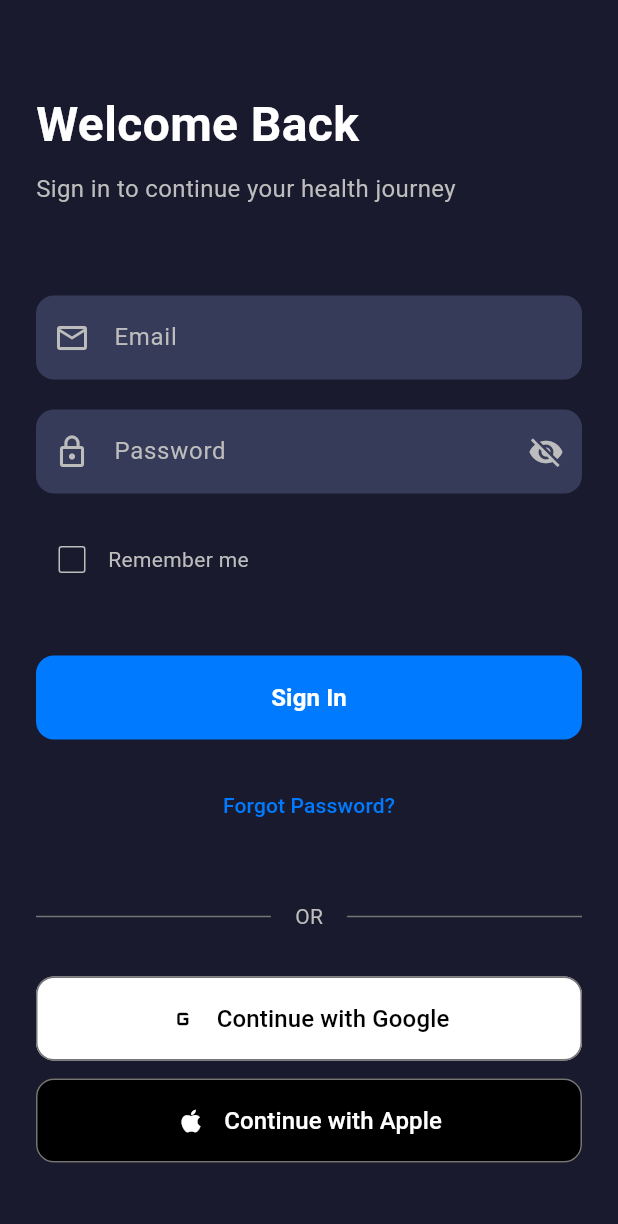
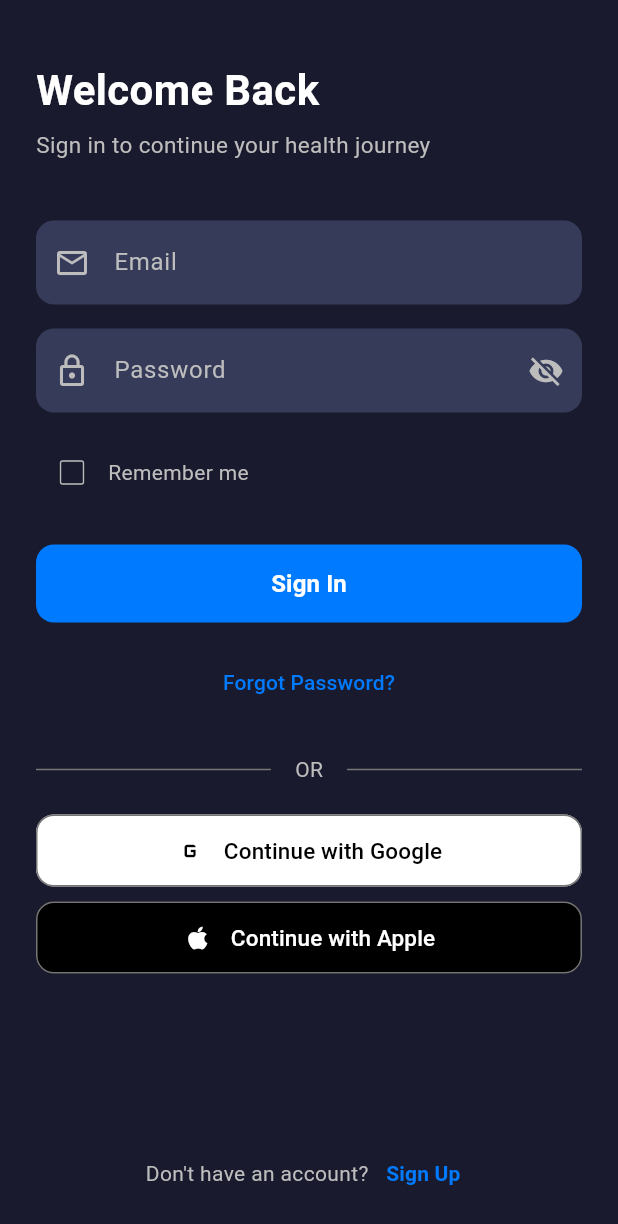
Before and after one commit to fachryghalibi/counting_calories_app, a Flutter app: the screen it shows after launch, on a phone screen of 412 x 824 dp. Shown: the top 1224 px of the screen. Run offline on Flutter 3.47's test engine with Material 3 defaults, Android fonts, the phone set to English and light mode, and no system bars; our stand-ins replace shared_preferences.

Commit message:
perbaikan kecil

```diff
--- a/lib/screens/onboarding_flow.dart
+++ b/lib/screens/onboarding_flow.dart
@@ -318,7 +318,6 @@ class _OnboardingFlowState extends State<OnboardingFlow> {
 extension UserDataDebug on UserData {
   String toDebugString() {
     return '''
-    UserData Debug:
     - firstName: $firstName
     - gender: $gender
     - height: $height ($heightUnit)
--- a/lib/screens/pages/login_page.dart
+++ b/lib/screens/pages/login_page.dart
@@ -126,33 +126,47 @@ class _LoginPageState extends State<LoginPage> {
 
   @override
   Widget build(BuildContext context) {
+    final keyboardHeight = MediaQuery.of(context).viewInsets.bottom;
+
     return Scaffold(
       backgroundColor: Color(0xFF1A1A2E),
       body: SafeArea(
-        child: SingleChildScrollView(
-          physics: ClampingScrollPhysics(),
+        child: LayoutBuilder(
+          builder: (context, constraints) {
+            return SingleChildScrollView(
+              physics: keyboardHeight > 0 ? BouncingScrollPhysics() : NeverScrollableScrollPhysics(),
               padding: EdgeInsets.symmetric(horizontal: 24.0),
+              child: ConstrainedBox(
+                constraints: BoxConstraints(
+                  minHeight: constraints.maxHeight,
+                ),
+                child: IntrinsicHeight(
                   child: Column(
                     crossAxisAlignment: CrossAxisAlignment.start,
                     children: [
-              SizedBox(height: 60),
+                      SizedBox(height: 40),
                       _buildHeader(),
-              SizedBox(height: 60),
+                      SizedBox(height: 40),
                       _buildLoginForm(),
+                      SizedBox(height: 16),
+                      _buildRememberMeSection(),
+                      SizedBox(height: 24),
+                      _buildLoginButton(),
+                      SizedBox(height: 16),
+                      _buildForgotPasswordButton(),
+                      SizedBox(height: 24),
+                      _buildDivider(),
                       SizedBox(height: 20),
-              _buildRememberMeSection(),
-              SizedBox(height: 40),
-              _buildLoginButton(),
+                      _buildSocialLoginButtons(),
+                      Spacer(),
+                      _buildSignUpSection(),
                       SizedBox(height: 20),
-              _buildForgotPasswordButton(),
-              SizedBox(height: 40),
-              _buildDivider(),
-              SizedBox(height: 30),
-              _buildSocialLoginButtons(),
-              SizedBox(height: 40),
-              _buildSignUpSection(),
                     ],
                   ),
+                ),
+              ),
+            );
+          },
         ),
       ),
     );
@@ -166,16 +180,16 @@ class _LoginPageState extends State<LoginPage> {
           'Welcome Back',
           style: TextStyle(
             color: Colors.white,
-            fontSize: 32,
+            fontSize: 28,
             fontWeight: FontWeight.bold,
           ),
         ),
-        SizedBox(height: 8),
+        SizedBox(height: 6),
         Text(
           'Sign in to continue your health journey',
           style: TextStyle(
             color: Colors.grey[400],
-            fontSize: 16,
+            fontSize: 15,
           ),
         ),
       ],
@@ -188,7 +202,7 @@ class _LoginPageState extends State<LoginPage> {
       child: Column(
         children: [
           _buildEmailField(),
-          SizedBox(height: 20),
+          SizedBox(height: 16),
           _buildPasswordField(),
         ],
       ),
@@ -207,6 +221,7 @@ class _LoginPageState extends State<LoginPage> {
         prefixIcon: Icon(Icons.email_outlined, color: Colors.grey[400]),
         filled: true,
         fillColor: Color(0xFF363B59),
+        contentPadding: EdgeInsets.symmetric(horizontal: 16, vertical: 16),
         border: OutlineInputBorder(
           borderRadius: BorderRadius.circular(12),
           borderSide: BorderSide.none,
@@ -258,6 +273,7 @@ class _LoginPageState extends State<LoginPage> {
         ),
         filled: true,
         fillColor: Color(0xFF363B59),
+        contentPadding: EdgeInsets.symmetric(horizontal: 16, vertical: 16),
         border: OutlineInputBorder(
           borderRadius: BorderRadius.circular(12),
           borderSide: BorderSide.none,
@@ -285,7 +301,9 @@ class _LoginPageState extends State<LoginPage> {
   Widget _buildRememberMeSection() {
     return Row(
       children: [
-        Checkbox(
+        Transform.scale(
+          scale: 0.9,
+          child: Checkbox(
             value: _rememberMe,
             onChanged: (value) {
               setState(() {
@@ -297,6 +315,7 @@ class _LoginPageState extends State<LoginPage> {
             activeColor: Color(0xFF007AFF),
             checkColor: Colors.white,
             side: BorderSide(color: Colors.grey[400]!),
+          ),
         ),
         Text(
           'Remember me',
@@ -312,7 +331,7 @@ class _LoginPageState extends State<LoginPage> {
   Widget _buildLoginButton() {
     return SizedBox(
       width: double.infinity,
-      height: 56,
+      height: 52,
       child: ElevatedButton(
         onPressed: _isLoading ? null : _login,
         style: ElevatedButton.styleFrom(
@@ -473,6 +492,9 @@ Future<void> _login() async {
     return Center(
       child: TextButton(
         onPressed: _isLoading ? null : _handleForgotPassword,
+        style: TextButton.styleFrom(
+          padding: EdgeInsets.symmetric(horizontal: 16, vertical: 8),
+        ),
         child: Text(
           'Forgot Password?',
           style: TextStyle(
@@ -524,7 +546,7 @@ Future<void> _login() async {
           Colors.black,
           _handleGoogleLogin,
         ),
-        SizedBox(height: 12),
+        SizedBox(height: 10),
         _buildSocialButton(
           'Continue with Apple',
           Icons.apple,
@@ -545,7 +567,7 @@ Future<void> _login() async {
   ) {
     return SizedBox(
       width: double.infinity,
-      height: 56,
+      height: 48,
       child: OutlinedButton(
         onPressed: _isLoading ? null : onPressed,
         style: OutlinedButton.styleFrom(
@@ -569,7 +591,7 @@ Future<void> _login() async {
               text,
               style: TextStyle(
                 color: _isLoading ? textColor.withOpacity(0.6) : textColor,
-                fontSize: 16,
+                fontSize: 15,
                 fontWeight: FontWeight.w500,
               ),
             ),
@@ -580,7 +602,8 @@ Future<void> _login() async {
   }
 
   Widget _buildSignUpSection() {
-    return Center(
+    return Container(
+      padding: EdgeInsets.symmetric(vertical: 8),
       child: Row(
         mainAxisAlignment: MainAxisAlignment.center,
         children: [
@@ -593,6 +616,11 @@ Future<void> _login() async {
           ),
           TextButton(
             onPressed: _isLoading ? null : _handleSignUp,
+            style: TextButton.styleFrom(
+              padding: EdgeInsets.symmetric(horizontal: 8, vertical: 4),
+              minimumSize: Size(0, 0),
+              tapTargetSize: MaterialTapTargetSize.shrinkWrap,
+            ),
             child: Text(
               'Sign Up',
               style: TextStyle(
```
Lines whose indentation alone changed are shown as unchanged.
